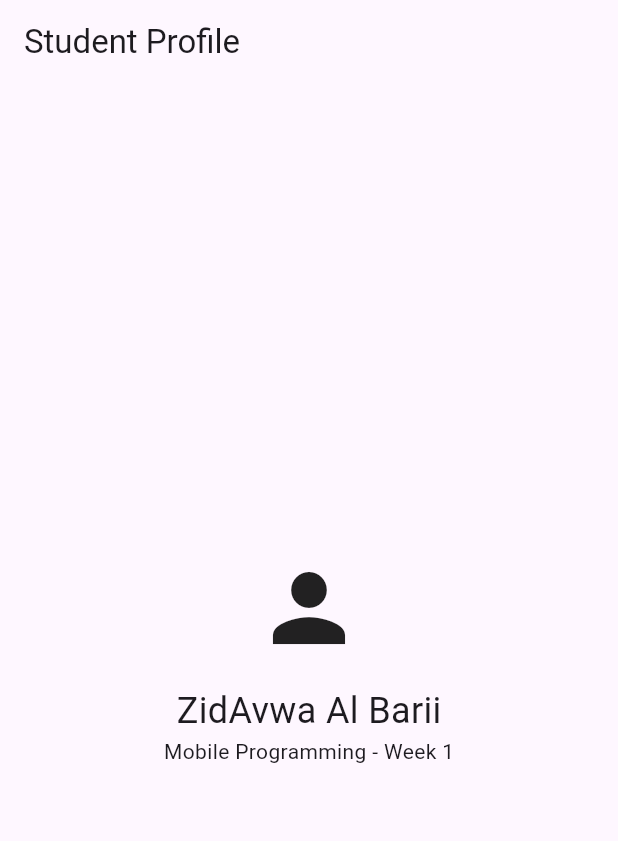
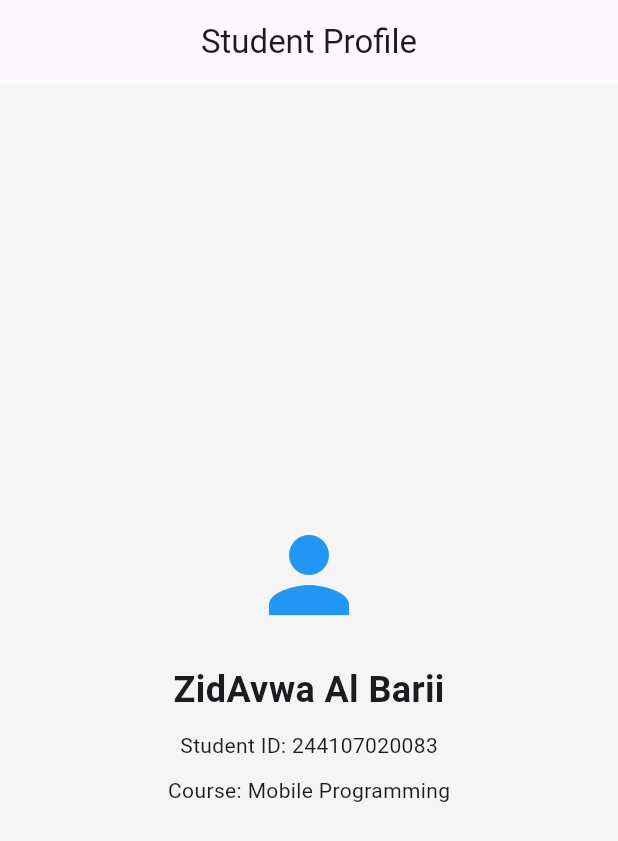
Before and after one commit to ZidAvwa/244107020083-mobile-course, a Flutter app: the screen it shows after launch, on a phone screen of 412 x 824 dp. Shown: the top 841 px of the screen. Run offline on Flutter 3.47's test engine with Material 3 defaults, Android fonts, the phone set to English and light mode, and no system bars.

Commit message:
First Assignment

```diff
--- a/01-week-1-mobile-development-ecosystem-flutter-refresh/lib/main.dart
+++ b/01-week-1-mobile-development-ecosystem-flutter-refresh/lib/main.dart
@@ -4,19 +4,33 @@
 
 class MyApp extends StatelessWidget {
   const MyApp({super.key});
+
   @override
   Widget build(BuildContext context) {
     return MaterialApp(
       debugShowCheckedModeBanner: false,
       home: Scaffold(
-        appBar: AppBar(title: const Text('Student Profile')),
-        body: const Center(
-          child: Column(mainAxisSize: MainAxisSize.min, children: [
-            Icon(Icons.person, size: 72),
-            SizedBox(height: 16),
-            Text('ZidAvwa Al Barii', style: TextStyle(fontSize: 24)),
-            Text('Mobile Programming - Week 1'),
-          ]),
+        backgroundColor: Colors.grey[100],
+        appBar: AppBar(
+          title: const Text('Student Profile'),
+          centerTitle: true,
+        ),
+        body: Center(
+          child: Column(
+            mainAxisAlignment: MainAxisAlignment.center,
+            children: [
+              const Icon(Icons.person, size: 80, color: Colors.blue),
+              const SizedBox(height: 20),
+              const Text(
+                'ZidAvwa Al Barii',
+                style: TextStyle(fontSize: 24, fontWeight: FontWeight.bold),
+              ),
+              const SizedBox(height: 10),
+              const Text('Student ID: 244107020083'),
+              const SizedBox(height: 10),
+              const Text('Course: Mobile Programming'),
+            ],
+          ),
         ),
       ),
     );
```
Also changed, not shown: 4 other files.
